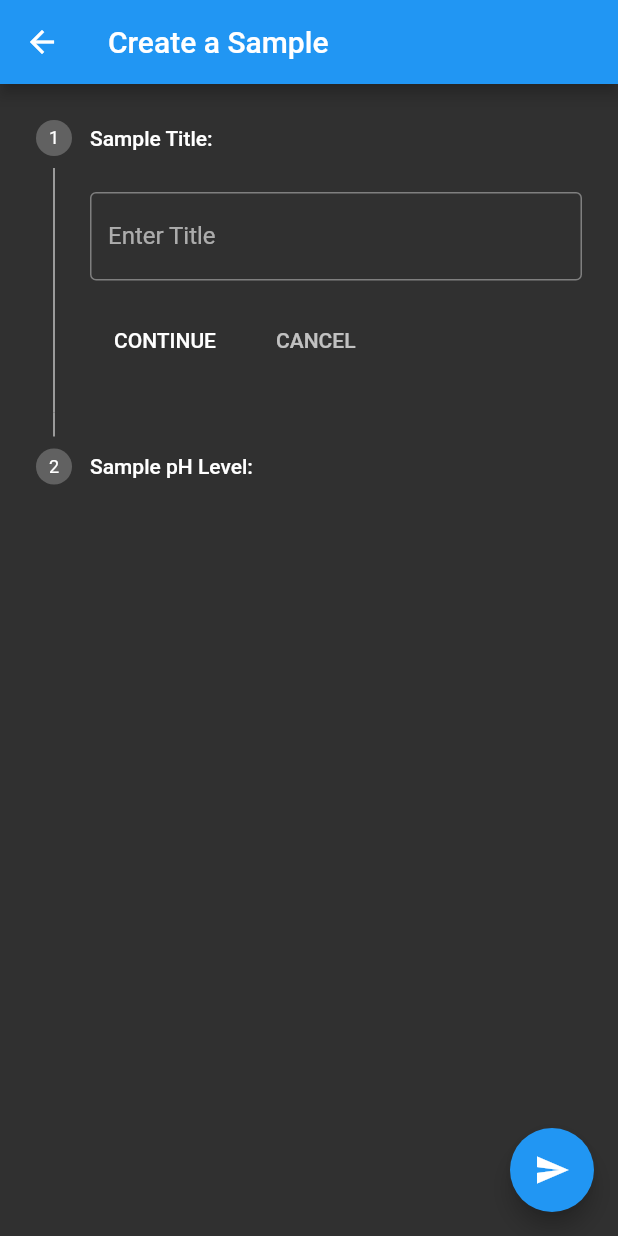
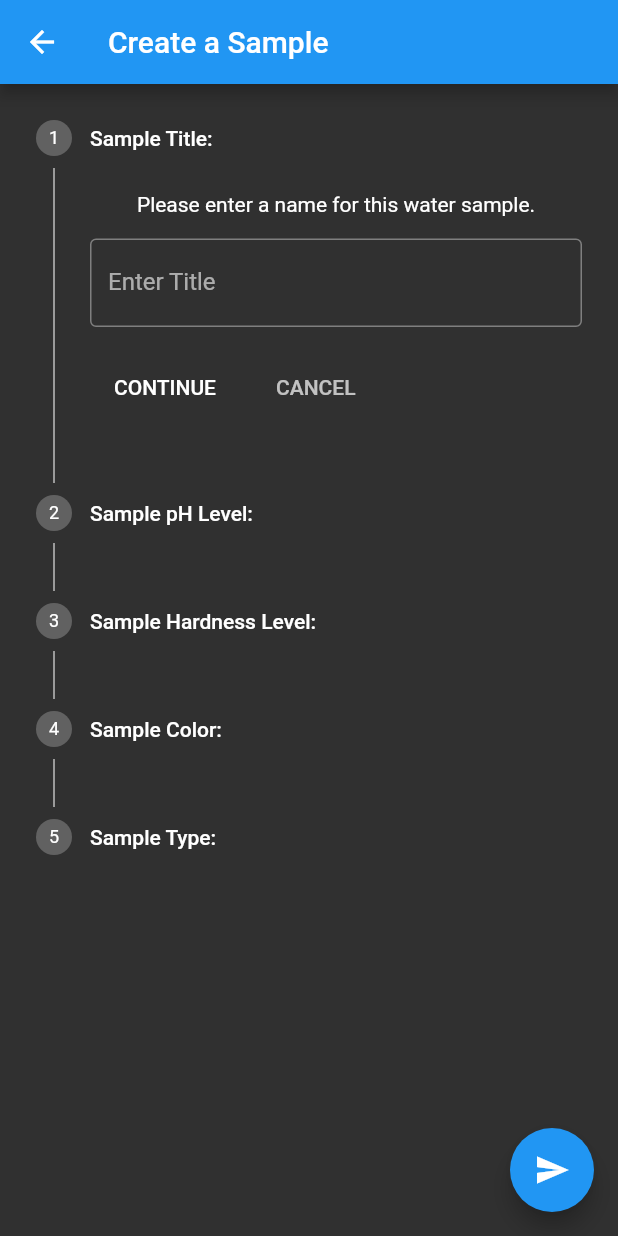
Before and after one commit to AquaSafe/aquasafe20xxDart, a Flutter app: the NewSample screen opened directly, on a phone screen of 412 x 824 dp. Run offline on Flutter 3.47's test engine with Material 2 defaults, Android fonts, the phone set to English and light mode, and no system bars; our stand-ins replace hex, shared_preferences; missing offline and left inert: sha3; accounts and stored records are empty.

Commit message:
separated new sample and home, added prompts/etc

```diff
--- /dev/null
+++ b/lib/NewSample.dart
@@ -0,0 +1,186 @@
+import 'package:flutter/material.dart';
+import 'package:aquasafe20xx/api.dart' as api;
+
+class NewSample extends StatefulWidget {
+  @override
+  _SamplePageState createState() => _SamplePageState();
+}
+
+class _SamplePageState extends State<NewSample> {
+  int _index = 0;
+
+  @override
+  Widget build(BuildContext context) {
+    return Scaffold(
+      appBar: AppBar(
+        title: Text('Create a Sample'),
+      ),
+      body: Stepper(
+        currentStep: _index,
+        onStepCancel: () {
+          if (_index <= 0) {
+            Navigator.pop(context);
+          }
+          setState(() {
+            _index--;
+          });
+        },
+        onStepContinue: () {
+          if (_index >= 4) {
+            return;
+          }
+          setState(() {
+            _index++;
+          });
+        },
+        onStepTapped: (index) {
+          setState(() {
+            _index = index;
+          });
+        },
+        steps: [
+          Step(
+            title: Text("Sample Title:"),
+            content: Container(
+              alignment: Alignment.centerLeft,
+              child: Column(children: <Widget>[
+                Text("Please enter a name for this water sample."),
+                Padding(
+                  padding: EdgeInsets.only(top: 15),
+                ),
+                TextField(
+                  obscureText: false,
+                  decoration: InputDecoration(
+                    border: OutlineInputBorder(),
+                    labelText: 'Enter Title',
+                  ),
+                  onSubmitted: (String title) async {
+                    if (_index < 4) {
+                      setState(() {
+                        _index++;
+                      });
+                    }
+                  }, // onSubmitted
+                ),
+              ]),
+            ),
+          ),
+          Step(
+            title: Text("Sample pH Level:"),
+            content: Container(
+              alignment: Alignment.centerLeft,
+              child: Column(children: <Widget>[
+                Text("Please enter the pH level for this water sample."),
+                Padding(
+                  padding: EdgeInsets.only(top: 15),
+                ),
+                TextField(
+                  obscureText: false,
+                  decoration: InputDecoration(
+                    border: OutlineInputBorder(),
+                    labelText: 'Enter pH Level',
+                  ),
+                  onSubmitted: (String title) async {
+                    if (_index < 4) {
+                      setState(() {
+                        _index++;
+                      });
+                    }
+                  }, // onSubmitted
+                ),
+              ]),
+            ),
+          ),
+          Step(
+            title: Text("Sample Hardness Level:"),
+            content: Container(
+              alignment: Alignment.centerLeft,
+              child: Column(children: <Widget>[
+                Text("Please enter the hardness level for this water sample."),
+                Padding(
+                  padding: EdgeInsets.only(top: 15),
+                ),
+                TextField(
+                  obscureText: false,
+                  decoration: InputDecoration(
+                    border: OutlineInputBorder(),
+                    labelText: 'Enter Hardness Level',
+                  ),
+                  onSubmitted: (String title) async {
+                    if (_index < 4) {
+                      setState(() {
+                        _index++;
+                      });
+                    }
+                  }, // onSubmitted
+                ),
+              ]),
+            ),
+          ),
+          Step(
+            title: Text("Sample Color:"),
+            content: Container(
+              alignment: Alignment.centerLeft,
+              child: Column(children: <Widget>[
+                Text("Please select a water color for this water sample."),
+                Padding(
+                  padding: EdgeInsets.only(top: 15),
+                ),
+                TextField(
+                  obscureText: false,
+                  decoration: InputDecoration(
+                    border: OutlineInputBorder(),
+                    labelText: 'Select Color',
+                  ),
+                  onSubmitted: (String title) async {
+                    if (_index < 4) {
+                      setState(() {
+                        _index++;
+                      });
+                    }
+                  }, // onSubmitted
+                ),
+              ]),
+            ),
+          ),
+          Step(
+            title: Text("Sample Type:"),
+            content: Container(
+              alignment: Alignment.centerLeft,
+              child: Column(children: <Widget>[
+                Text("Please select a location type for this water sample."),
+                Padding(
+                  padding: EdgeInsets.only(top: 15),
+                ),
+                TextField(
+                  obscureText: false,
+                  decoration: InputDecoration(
+                    border: OutlineInputBorder(),
+                    labelText: 'Select Location Type',
+                  ),
+                  onSubmitted: (String title) async {
+                    if (_index < 4) {
+                      setState(() {
+                        _index++;
+                      });
+                    } else {
+                      Navigator.pop(context);
+                    }
+                  }, // onSubmitted
+                ),
+              ]),
+            ),
+          ),
+        ],
+      ),
+      floatingActionButton: FloatingActionButton(
+        onPressed: () {
+          // Add your onPressed code here!]
+          Navigator.pop(context);
+        },
+        child: const Icon(Icons.send),
+        backgroundColor: Colors.blue,
+      ),
+    );
+  }
+}
--- a/lib/home.dart
+++ b/lib/home.dart
@@ -1,4 +1,5 @@
 import 'package:flutter/material.dart';
+import 'package:aquasafe20xx/NewSample.dart';
 import 'package:aquasafe20xx/api.dart' as api;
 
 class HomePage extends StatefulWidget {
@@ -22,6 +23,13 @@ class _HomePageState extends State<HomePage> {
             selectedIndex: _selectedIndex,
             onDestinationSelected: (int index) {
               setState(() {
+                if (index == 0) {
+                  Navigator.push(
+                    context,
+                    MaterialPageRoute(builder: (context) => NewSample()),
+                  );
+                  index = 1;
+                }
                 _selectedIndex = index;
               });
             },
@@ -76,78 +84,3 @@ class _HomePageState extends State<HomePage> {
     );
   }
 }
-
-class NewSample extends StatefulWidget {
-  @override
-  _SamplePageState createState() => _SamplePageState();
-}
-
-class _SamplePageState extends State<NewSample> {
-  int _index = 0;
-
-  @override
-  Widget build(BuildContext context) {
-    return Scaffold(
-      appBar: AppBar(
-        title: Text('Create a Sample'),
-      ),
-      body: Stepper(
-        currentStep: _index,
-        onStepCancel: () {
-          if (_index <= 0) {
-            Navigator.pop(context);
-          }
-          setState(() {
-            _index--;
-          });
-        },
-        onStepContinue: () {
-          if (_index >= 1) {
-            return;
-          }
-          setState(() {
-            _index++;
-          });
-        },
-        onStepTapped: (index) {
-          setState(() {
-            _index = index;
-          });
-        },
-        steps: [
-          Step(
-            title: Text("Sample Title:"),
-            content: Container(
-              alignment: Alignment.centerLeft,
-              child: TextField(
-                obscureText: false,
-                decoration: InputDecoration(
-                  border: OutlineInputBorder(),
-                  labelText: 'Enter Title',
-                ),
-              ),
-            ),
-          ),
-          Step(
-            title: Text("Sample pH Level:"),
-            content: TextField(
-              obscureText: false,
-              decoration: InputDecoration(
-                border: OutlineInputBorder(),
-                labelText: 'Enter pH Level',
-              ),
-            ),
-          ),
-        ],
-      ),
-      floatingActionButton: FloatingActionButton(
-        onPressed: () {
-          // Add your onPressed code here!]
-          Navigator.pop(context);
-        },
-        child: const Icon(Icons.send),
-        backgroundColor: Colors.blue,
-      ),
-    );
-  }
-}
```
